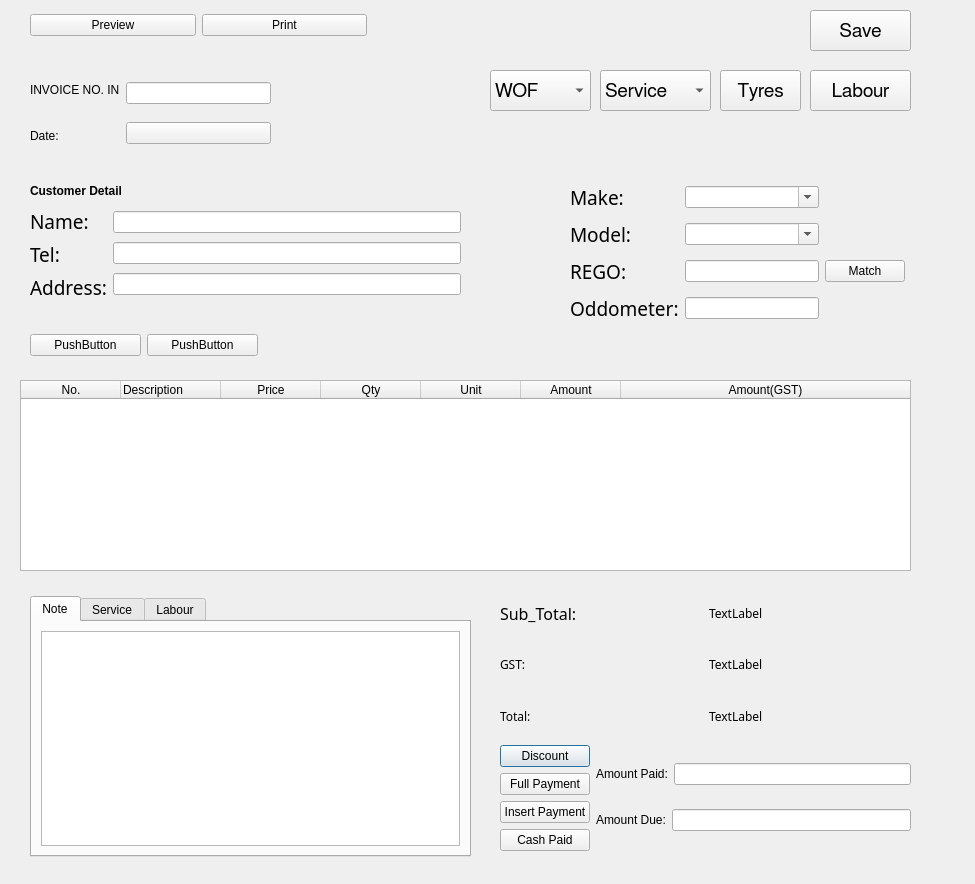
Qt form new_start/UI_File/Add.ui (maximustann/Bing_project) before a commit.
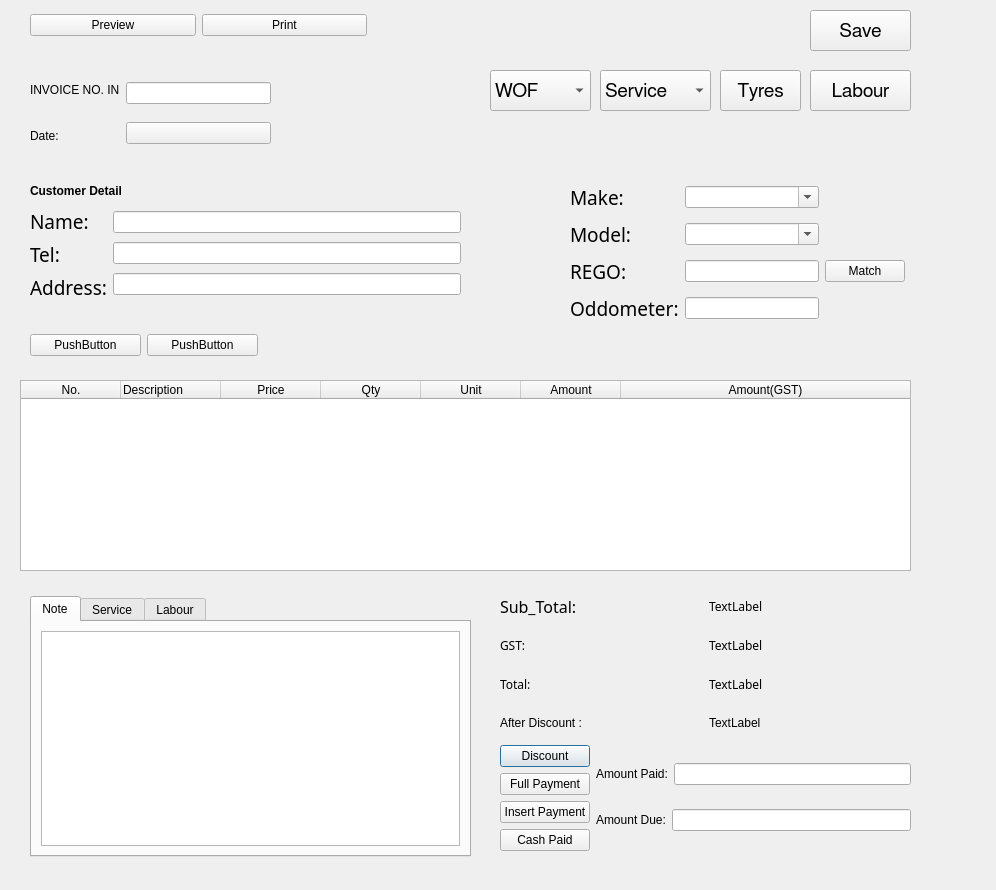
The same form after that commit.

```diff
--- a/new_start/UI_File/Add.ui
+++ b/new_start/UI_File/Add.ui
@@ -6,8 +6,8 @@
    <rect>
     <x>0</x>
     <y>0</y>
-    <width>975</width>
-    <height>884</height>
+    <width>996</width>
+    <height>890</height>
    </rect>
   </property>
   <property name="windowTitle">
@@ -64,6 +64,13 @@
           </property>
          </widget>
         </item>
+        <item>
+         <widget class="QLabel" name="label_6">
+          <property name="text">
+           <string>After Discount :</string>
+          </property>
+         </widget>
+        </item>
        </layout>
       </item>
       <item>
@@ -104,6 +111,13 @@
           </property>
          </widget>
         </item>
+        <item>
+         <widget class="QLabel" name="label_11">
+          <property name="text">
+           <string>TextLabel</string>
+          </property>
+         </widget>
+        </item>
        </layout>
       </item>
      </layout>
```
